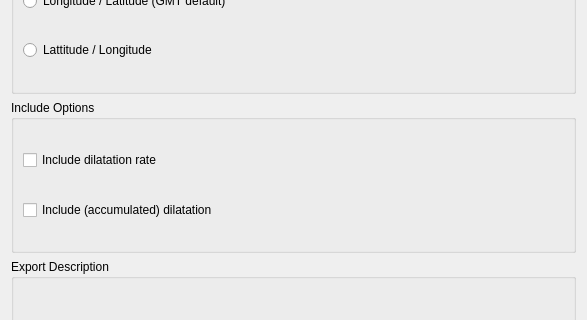
The window that src/qt-widgets/ExportScalarCoverageOptionsWidgetUi.ui (GPlates/GPlates) describes before a commit, drawn with Qt 5; both pictures show x 0 to 587 and y 228 to 548 of the 587 by 650 pixel window.
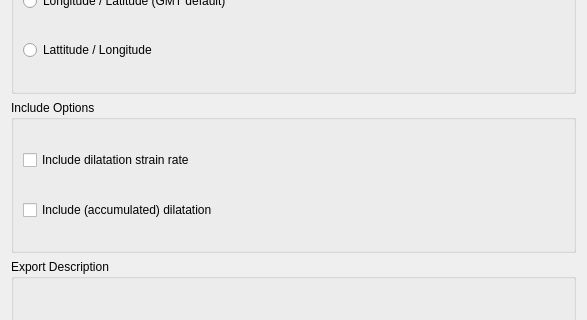
The same window after the commit.

Commit message: (trunk) Move deformation strain 'rate' into its own export category. Soon we'll add a new category for total strain.

What changed in the file:
```diff
--- a/src/qt-widgets/ExportScalarCoverageOptionsWidgetUi.ui
+++ b/src/qt-widgets/ExportScalarCoverageOptionsWidgetUi.ui
@@ -85,7 +85,7 @@
       <item>
        <widget class="QCheckBox" name="include_dilatation_rate_check_box">
         <property name="text">
-         <string>Include dilatation rate</string>
+         <string>Include dilatation strain rate</string>
         </property>
        </widget>
       </item>
```
Left out of the diff: 2 changed lines with no effect on the pictures. The commit also changes 26 other files.
